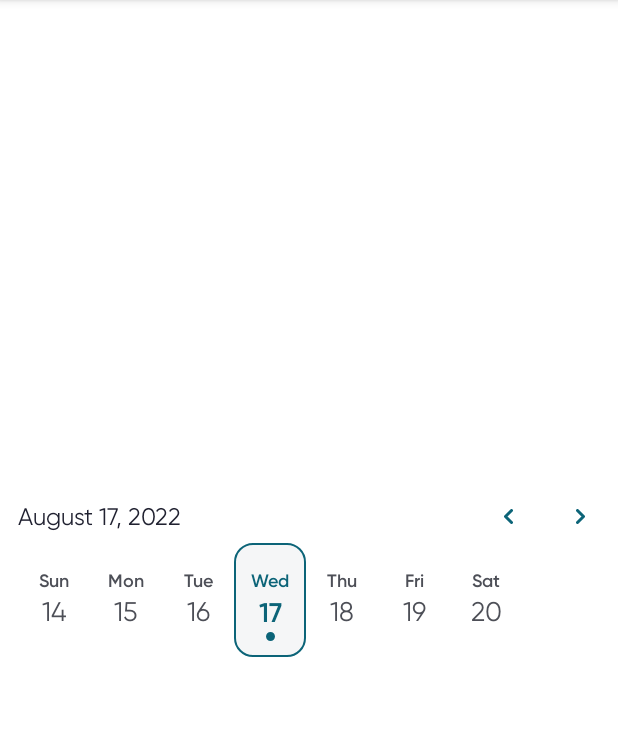
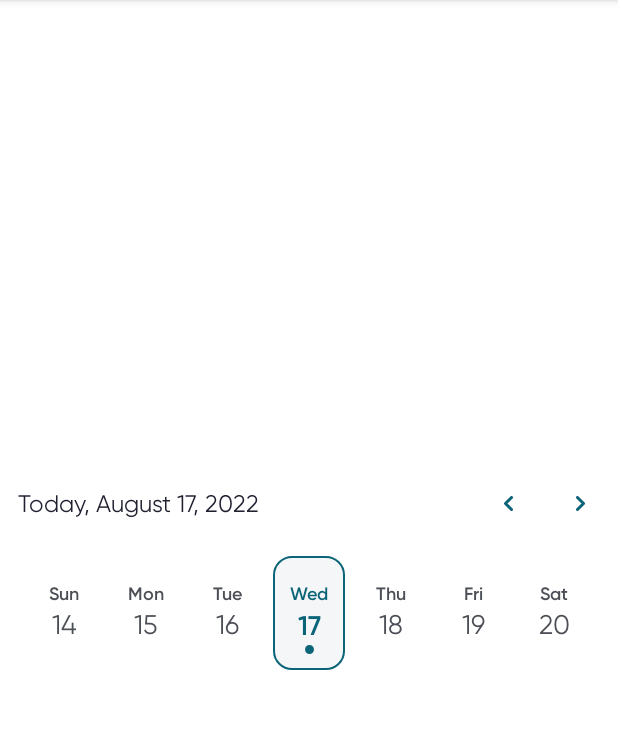
Before and after one commit to myDario/DarioWeekViewDatePicker, an Android app: the screen it shows after launch (MainActivity), on a phone screen of 412 x 824 dp, the part 84-813 px from its top. Run offline under Robolectric (Android 15) with nearby library versions, the phone set to English and light mode, and no system bars.

Commit message:
* Removing scrollview and centering days * Adding today button * Adding Today string to date (in case today selected) * Rename left/right arrows to resolve conflict in code

```diff
--- a/darioweekviewdatepicker/src/main/java/com/labstyle/darioweekviewdatepicker/DarioWeekViewDatePicker.kt
+++ b/darioweekviewdatepicker/src/main/java/com/labstyle/darioweekviewdatepicker/DarioWeekViewDatePicker.kt
@@ -1,10 +1,10 @@
 package com.labstyle.darioweekviewdatepicker
 
 import android.content.Context
+import android.text.SpannableString
+import android.text.style.UnderlineSpan
 import android.util.AttributeSet
-import android.util.Log
 import android.view.View
-import android.widget.ImageButton
 import android.widget.ImageView
 import android.widget.TextView
 import androidx.appcompat.widget.AppCompatImageButton
@@ -54,6 +54,7 @@ class DarioWeekViewDatePicker @JvmOverloads constructor(
     private val selectedDayText: TextView
     private val leftArrow: AppCompatImageButton
     private val rightArrow: AppCompatImageButton
+    private val todayText: TextView
 
     private val shortWeekdays = DateFormatSymbols(Locale.getDefault()).shortWeekdays
     var selectedDate = Date(System.currentTimeMillis())
@@ -67,6 +68,7 @@ class DarioWeekViewDatePicker @JvmOverloads constructor(
         leftArrow = findViewById(R.id.arrowLeft)
         rightArrow = findViewById(R.id.arrowRight)
         selectedDayText = findViewById(R.id.selectedDayText)
+        todayText = findViewById(R.id.textViewToday)
         weekdayTextViews.addAll(listOf(
             findViewById(R.id.weekdayText1),
             findViewById(R.id.weekdayText2),
@@ -116,19 +118,33 @@ class DarioWeekViewDatePicker @JvmOverloads constructor(
             }
         }
 
-        // handle arrows clicks
+        val mSpannableString = SpannableString(context.getString(R.string.today))
+        mSpannableString.setSpan(UnderlineSpan(), 0, mSpannableString.length, 0)
+        todayText.text = mSpannableString
+
+
+        // handle clicks
         rightArrow.setOnClickListener { addDays(7) }
         leftArrow.setOnClickListener { addDays(-7) }
+        todayText.setOnClickListener { setToday() }
 
         setSelection(selectedDate)
     }
 
-    fun setSelection(date: Date) {
+    private fun setSelection(date: Date) {
         selectedDate = date
 
         // update long text for selected day
         val dateFormat = DateFormat.getDateInstance(DateFormat.LONG, Locale.getDefault())
-        selectedDayText.text = dateFormat.format(selectedDate)
+
+        if (isToday(date)) {
+            todayText.visibility = View.GONE
+            selectedDayText.text = context.getString(R.string.today_date, dateFormat.format(selectedDate))
+        }
+        else {
+            todayText.visibility = View.VISIBLE
+            selectedDayText.text = dateFormat.format(selectedDate)
+        }
 
         // index of selected day of week
         val cal = Calendar.getInstance()
@@ -198,4 +214,6 @@ class DarioWeekViewDatePicker @JvmOverloads constructor(
         cal.add(Calendar.DATE, days)
         setSelection(cal.time)
     }
+
+    private fun setToday() = setSelection(Calendar.getInstance().time)
 }
--- a/darioweekviewdatepicker/src/main/res/layout/weekview_datepicker.xml
+++ b/darioweekviewdatepicker/src/main/res/layout/weekview_datepicker.xml
@@ -21,7 +21,7 @@
         android:layout_width="wrap_content"
         android:layout_height="wrap_content"
         android:padding="10dp"
-        android:src="@drawable/ic_chevron_left"
+        android:src="@drawable/ic_weekday_chevron_left"
         android:background="?attr/selectableItemBackgroundBorderless"
         android:layout_marginEnd="22dp"
         app:layout_constraintEnd_toStartOf="@+id/arrowRight"
@@ -32,7 +32,7 @@
         android:layout_width="wrap_content"
         android:layout_height="wrap_content"
         android:padding="10dp"
-        android:src="@drawable/ic_chevron_right"
+        android:src="@drawable/ic_weekday_chevron_right"
         android:background="?attr/selectableItemBackgroundBorderless"
         app:layout_constraintEnd_toEndOf="parent"
         app:layout_constraintTop_toTopOf="@+id/selectedDayText"
@@ -45,299 +45,335 @@
         app:barrierDirection="bottom"
         app:constraint_referenced_ids="arrowLeft,arrowRight,selectedDayText"/>
 
-    <HorizontalScrollView
-        android:id="@+id/scrollDays"
+    <androidx.constraintlayout.widget.ConstraintLayout
+        android:id="@+id/daysContainer"
         android:layout_width="0dp"
         android:layout_height="wrap_content"
-        android:scrollbars="none"
+        android:layout_marginTop="20dp"
+        app:layout_constraintEnd_toEndOf="parent"
         app:layout_constraintStart_toStartOf="parent"
-        app:layout_constraintEnd_toEndOf="parent"
-        app:layout_constraintTop_toBottomOf="@+id/barrierTop">
-        <androidx.constraintlayout.widget.ConstraintLayout
-            android:id="@+id/daysContainer"
-            android:layout_width="wrap_content"
-            android:layout_height="wrap_content">
+        app:layout_constraintTop_toBottomOf="@+id/arrowLeft">
+
         <androidx.constraintlayout.widget.ConstraintLayout
             android:id="@+id/block1"
             android:layout_width="@dimen/day_block_width"
             android:layout_height="@dimen/day_block_height"
             android:background="@android:color/transparent"
-                app:layout_constraintTop_toTopOf="parent"
             app:layout_constraintBottom_toBottomOf="parent"
+            app:layout_constraintEnd_toStartOf="@+id/block2"
             app:layout_constraintStart_toStartOf="parent"
-                app:layout_constraintEnd_toStartOf="@+id/block2">
+            app:layout_constraintTop_toTopOf="parent">
+
             <TextView
                 android:id="@+id/weekdayText1"
                 style="@style/WeekDayTopText"
                 android:layout_width="wrap_content"
                 android:layout_height="wrap_content"
-                    tools:text="Sun"
                 android:layout_marginTop="@dimen/weekday_text_margin_top"
+                app:layout_constraintEnd_toEndOf="parent"
                 app:layout_constraintStart_toStartOf="parent"
-                    app:layout_constraintEnd_toEndOf="parent"
-                    app:layout_constraintTop_toTopOf="parent"/>
+                app:layout_constraintTop_toTopOf="parent"
+                tools:text="Sun" />
+
             <TextView
                 android:id="@+id/weekdayNumber1"
                 style="@style/WeekDayTopNumber"
                 android:layout_width="wrap_content"
                 android:layout_height="wrap_content"
-                    tools:text="5"
                 android:layout_marginTop="@dimen/weekday_number_margin_top"
+                app:layout_constraintEnd_toEndOf="parent"
                 app:layout_constraintStart_toStartOf="parent"
-                    app:layout_constraintEnd_toEndOf="parent"
-                    app:layout_constraintTop_toBottomOf="@+id/weekdayText1"/>
+                app:layout_constraintTop_toBottomOf="@+id/weekdayText1"
+                tools:text="5" />
+
             <ImageView
                 android:id="@+id/todayDot1"
-                    tools:visibility="gone"
                 android:layout_width="wrap_content"
                 android:layout_height="wrap_content"
                 android:layout_marginTop="@dimen/weekday_number_margin_top"
                 android:src="@drawable/ic_select_weekday_dot"
+                app:layout_constraintEnd_toEndOf="parent"
                 app:layout_constraintStart_toStartOf="parent"
-                    app:layout_constraintEnd_toEndOf="parent"
-                    app:layout_constraintTop_toBottomOf="@+id/weekdayNumber1" />
+                app:layout_constraintTop_toBottomOf="@+id/weekdayNumber1"
+                tools:visibility="gone" />
         </androidx.constraintlayout.widget.ConstraintLayout>
+
         <androidx.constraintlayout.widget.ConstraintLayout
             android:id="@+id/block2"
             android:layout_width="@dimen/day_block_width"
             android:layout_height="@dimen/day_block_height"
             android:background="@drawable/selected_day_bg"
-                app:layout_constraintTop_toTopOf="parent"
             app:layout_constraintBottom_toBottomOf="parent"
+            app:layout_constraintEnd_toStartOf="@+id/block3"
             app:layout_constraintStart_toEndOf="@+id/block1"
-                app:layout_constraintEnd_toStartOf="@+id/block3">
+            app:layout_constraintTop_toTopOf="parent">
+
             <TextView
                 android:id="@+id/weekdayText2"
                 style="@style/WeekDayTopTextSelected"
                 android:layout_width="wrap_content"
                 android:layout_height="wrap_content"
-                    tools:text="Mon"
                 android:layout_marginTop="@dimen/weekday_text_margin_top"
+                app:layout_constraintEnd_toEndOf="parent"
                 app:layout_constraintStart_toStartOf="parent"
-                    app:layout_constraintEnd_toEndOf="parent"
-                    app:layout_constraintTop_toTopOf="parent"/>
+                app:layout_constraintTop_toTopOf="parent"
+                tools:text="Mon" />
+
             <TextView
                 android:id="@+id/weekdayNumber2"
                 style="@style/WeekDayTopNumberSelected"
                 android:layout_width="wrap_content"
                 android:layout_height="wrap_content"
-                    tools:text="6"
                 android:layout_marginTop="@dimen/weekday_number_margin_top"
+                app:layout_constraintEnd_toEndOf="parent"
                 app:layout_constraintStart_toStartOf="parent"
-                    app:layout_constraintEnd_toEndOf="parent"
-                    app:layout_constraintTop_toBottomOf="@+id/weekdayText2"/>
+                app:layout_constraintTop_toBottomOf="@+id/weekdayText2"
+                tools:text="6" />
+
             <ImageView
                 android:id="@+id/todayDot2"
-                    tools:visibility="visible"
                 android:layout_width="wrap_content"
                 android:layout_height="wrap_content"
                 android:layout_marginTop="@dimen/weekday_number_margin_top"
                 android:src="@drawable/ic_select_weekday_dot"
+                app:layout_constraintEnd_toEndOf="parent"
                 app:layout_constraintStart_toStartOf="parent"
-                    app:layout_constraintEnd_toEndOf="parent"
-                    app:layout_constraintTop_toBottomOf="@+id/weekdayNumber2" />
+                app:layout_constraintTop_toBottomOf="@+id/weekdayNumber2"
+                tools:visibility="visible" />
         </androidx.constraintlayout.widget.ConstraintLayout>
+
         <androidx.constraintlayout.widget.ConstraintLayout
             android:id="@+id/block3"
             android:layout_width="@dimen/day_block_width"
             android:layout_height="@dimen/day_block_height"
             android:background="@android:color/transparent"
-                app:layout_constraintTop_toTopOf="parent"
             app:layout_constraintBottom_toBottomOf="parent"
+            app:layout_constraintEnd_toStartOf="@+id/block4"
             app:layout_constraintStart_toEndOf="@+id/block2"
-                app:layout_constraintEnd_toStartOf="@+id/block4">
+            app:layout_constraintTop_toTopOf="parent">
+
             <TextView
                 android:id="@+id/weekdayText3"
                 style="@style/WeekDayTopText"
                 android:layout_width="wrap_content"
                 android:layout_height="wrap_content"
-                    tools:text="Tue"
                 android:layout_marginTop="@dimen/weekday_text_margin_top"
+                app:layout_constraintEnd_toEndOf="parent"
                 app:layout_constraintStart_toStartOf="parent"
-                    app:layout_constraintEnd_toEndOf="parent"
-                    app:layout_constraintTop_toTopOf="parent"/>
+                app:layout_constraintTop_toTopOf="parent"
+                tools:text="Tue" />
+
             <TextView
                 android:id="@+id/weekdayNumber3"
                 style="@style/WeekDayTopNumber"
                 android:layout_width="wrap_content"
                 android:layout_height="wrap_content"
-                    tools:text="7"
                 android:layout_marginTop="@dimen/weekday_number_margin_top"
+                app:layout_constraintEnd_toEndOf="parent"
                 app:layout_constraintStart_toStartOf="parent"
-                    app:layout_constraintEnd_toEndOf="parent"
-                    app:layout_constraintTop_toBottomOf="@+id/weekdayText3"/>
+                app:layout_constraintTop_toBottomOf="@+id/weekdayText3"
+                tools:text="7" />
+
             <ImageView
                 android:id="@+id/todayDot3"
-                    tools:visibility="gone"
                 android:layout_width="wrap_content"
                 android:layout_height="wrap_content"
                 android:layout_marginTop="@dimen/weekday_number_margin_top"
                 android:src="@drawable/ic_select_weekday_dot"
+                app:layout_constraintEnd_toEndOf="parent"
                 app:layout_constraintStart_toStartOf="parent"
-                    app:layout_constraintEnd_toEndOf="parent"
-                    app:layout_constraintTop_toBottomOf="@+id/weekdayNumber3" />
+                app:layout_constraintTop_toBottomOf="@+id/weekdayNumber3"
+                tools:visibility="gone" />
         </androidx.constraintlayout.widget.ConstraintLayout>
+
         <androidx.constraintlayout.widget.ConstraintLayout
             android:id="@+id/block4"
             android:layout_width="@dimen/day_block_width"
             android:layout_height="@dimen/day_block_height"
             android:background="@android:color/transparent"
-                app:layout_constraintTop_toTopOf="parent"
             app:layout_constraintBottom_toBottomOf="parent"
+            app:layout_constraintEnd_toStartOf="@+id/block5"
             app:layout_constraintStart_toEndOf="@+id/block3"
-                app:layout_constraintEnd_toStartOf="@+id/block5">
+            app:layout_constraintTop_toTopOf="parent">
+
             <TextView
                 android:id="@+id/weekdayText4"
                 style="@style/WeekDayTopText"
                 android:layout_width="wrap_content"
                 android:layout_height="wrap_content"
-                    tools:text="Wed"
                 android:layout_marginTop="@dimen/weekday_text_margin_top"
+                app:layout_constraintEnd_toEndOf="parent"
                 app:layout_constraintStart_toStartOf="parent"
-                    app:layout_constraintEnd_toEndOf="parent"
-                    app:layout_constraintTop_toTopOf="parent"/>
+                app:layout_constraintTop_toTopOf="parent"
+                tools:text="Wed" />
+
             <TextView
                 android:id="@+id/weekdayNumber4"
                 style="@style/WeekDayTopNumber"
                 android:layout_width="wrap_content"
                 android:layout_height="wrap_content"
-                    tools:text="8"
                 android:layout_marginTop="@dimen/weekday_number_margin_top"
+                app:layout_constraintEnd_toEndOf="parent"
                 app:layout_constraintStart_toStartOf="parent"
-                    app:layout_constraintEnd_toEndOf="parent"
-                    app:layout_constraintTop_toBottomOf="@+id/weekdayText4"/>
+                app:layout_constraintTop_toBottomOf="@+id/weekdayText4"
+                tools:text="8" />
+
             <ImageView
                 android:id="@+id/todayDot4"
-                    tools:visibility="gone"
                 android:layout_width="wrap_content"
                 android:layout_height="wrap_content"
                 android:layout_marginTop="@dimen/weekday_number_margin_top"
                 android:src="@drawable/ic_select_weekday_dot"
+                app:layout_constraintEnd_toEndOf="parent"
                 app:layout_constraintStart_toStartOf="parent"
-                    app:layout_constraintEnd_toEndOf="parent"
-                    app:layout_constraintTop_toBottomOf="@+id/weekdayNumber4" />
+                app:layout_constraintTop_toBottomOf="@+id/weekdayNumber4"
+                tools:visibility="gone" />
         </androidx.constraintlayout.widget.ConstraintLayout>
+
         <androidx.constraintlayout.widget.ConstraintLayout
             android:id="@+id/block5"
             android:layout_width="@dimen/day_block_width"
             android:layout_height="@dimen/day_block_height"
             android:background="@android:color/transparent"
-                app:layout_constraintTop_toTopOf="parent"
             app:layout_constraintBottom_toBottomOf="parent"
+            app:layout_constraintEnd_toStartOf="@+id/block6"
             app:layout_constraintStart_toEndOf="@+id/block4"
-                app:layout_constraintEnd_toStartOf="@+id/block6">
+            app:layout_constraintTop_toTopOf="parent">
+
             <TextView
                 android:id="@+id/weekdayText5"
                 style="@style/WeekDayTopText"
                 android:layout_width="wrap_content"
                 android:layout_height="wrap_content"
-                    tools:text="Thu"
                 android:layout_marginTop="@dimen/weekday_text_margin_top"
+                app:layout_constraintEnd_toEndOf="parent"
                 app:layout_constraintStart_toStartOf="parent"
-                    app:layout_constraintEnd_toEndOf="parent"
-                    app:layout_constraintTop_toTopOf="parent"/>
+                app:layout_constraintTop_toTopOf="parent"
+                tools:text="Thu" />
+
             <TextView
                 android:id="@+id/weekdayNumber5"
                 style="@style/WeekDayTopNumber"
                 android:layout_width="wrap_content"
                 android:layout_height="wrap_content"
-                    tools:text="9"
                 android:layout_marginTop="@dimen/weekday_number_margin_top"
+                app:layout_constraintEnd_toEndOf="parent"
                 app:layout_constraintStart_toStartOf="parent"
-                    app:layout_constraintEnd_toEndOf="parent"
-                    app:layout_constraintTop_toBottomOf="@+id/weekdayText5"/>
+                app:layout_constraintTop_toBottomOf="@+id/weekdayText5"
+                tools:text="9" />
+
             <ImageView
                 android:id="@+id/todayDot5"
-                    tools:visibility="gone"
                 android:layout_width="wrap_content"
                 android:layout_height="wrap_content"
                 android:layout_marginTop="@dimen/weekday_number_margin_top"
                 android:src="@drawable/ic_select_weekday_dot"
+                app:layout_constraintEnd_toEndOf="parent"
                 app:layout_constraintStart_toStartOf="parent"
-                    app:layout_constraintEnd_toEndOf="parent"
-                    app:layout_constraintTop_toBottomOf="@+id/weekdayNumber5" />
+                app:layout_constraintTop_toBottomOf="@+id/weekdayNumber5"
+                tools:visibility="gone" />
         </androidx.constraintlayout.widget.ConstraintLayout>
+
         <androidx.constraintlayout.widget.ConstraintLayout
             android:id="@+id/block6"
             android:layout_width="@dimen/day_block_width"
             android:layout_height="@dimen/day_block_height"
             android:background="@android:color/transparent"
-                app:layout_constraintTop_toTopOf="parent"
             app:layout_constraintBottom_toBottomOf="parent"
+            app:layout_constraintEnd_toStartOf="@+id/block7"
             app:layout_constraintStart_toEndOf="@+id/block5"
-                app:layout_constraintEnd_toStartOf="@+id/block7">
+            app:layout_constraintTop_toTopOf="parent">
+
             <TextView
                 android:id="@+id/weekdayText6"
                 style="@style/WeekDayTopText"
                 android:layout_width="wrap_content"
                 android:layout_height="wrap_content"
-                    tools:text="Fri"
                 android:layout_marginTop="@dimen/weekday_text_margin_top"
+                app:layout_constraintEnd_toEndOf="parent"
                 app:layout_constraintStart_toStartOf="parent"
-                    app:layout_constraintEnd_toEndOf="parent"
-                    app:layout_constraintTop_toTopOf="parent"/>
+                app:layout_constraintTop_toTopOf="parent"
+                tools:text="Fri" />
+
             <TextView
                 android:id="@+id/weekdayNumber6"
                 style="@style/WeekDayTopNumber"
                 android:layout_width="wrap_content"
                 android:layout_height="wrap_content"
-                    tools:text="10"
                 android:layout_marginTop="@dimen/weekday_number_margin_top"
+                app:layout_constraintEnd_toEndOf="parent"
                 app:layout_constraintStart_toStartOf="parent"
-                    app:layout_constraintEnd_toEndOf="parent"
-                    app:layout_constraintTop_toBottomOf="@+id/weekdayText6"/>
+                app:layout_constraintTop_toBottomOf="@+id/weekdayText6"
+                tools:text="10" />
+
             <ImageView
                 android:id="@+id/todayDot6"
-                    tools:visibility="gone"
                 android:layout_width="wrap_content"
                 android:layout_height="wrap_content"
                 android:layout_marginTop="@dimen/weekday_number_margin_top"
                 android:src="@drawable/ic_select_weekday_dot"
+                app:layout_constraintEnd_toEndOf="parent"
                 app:layout_constraintStart_toStartOf="parent"
-                    app:layout_constraintEnd_toEndOf="parent"
-                    app:layout_constraintTop_toBottomOf="@+id/weekdayNumber6" />
+                app:layout_constraintTop_toBottomOf="@+id/weekdayNumber6"
+                tools:visibility="gone" />
         </androidx.constraintlayout.widget.ConstraintLayout>
+
         <androidx.constraintlayout.widget.ConstraintLayout
             android:id="@+id/block7"
             android:layout_width="@dimen/day_block_width"
             android:layout_height="@dimen/day_block_height"
             android:background="@android:color/transparent"
-                app:layout_constraintTop_toTopOf="parent"
             app:layout_constraintBottom_toBottomOf="parent"
+            app:layout_constraintEnd_toEndOf="parent"
             app:layout_constraintStart_toEndOf="@+id/block6"
-                app:layout_constraintEnd_toEndOf="parent">
+            app:layout_constraintTop_toTopOf="parent">
+
             <TextView
                 android:id="@+id/weekdayText7"
                 style="@style/WeekDayTopText"
                 android:layout_width="wrap_content"
                 android:layout_height="wrap_content"
-                    tools:text="Sat"
                 android:layout_marginTop="@dimen/weekday_text_margin_top"
+                app:layout_constraintEnd_toEndOf="parent"
                 app:layout_constraintStart_toStartOf="parent"
-                    app:layout_constraintEnd_toEndOf="parent"
-                    app:layout_constraintTop_toTopOf="parent"/>
+                app:layout_constraintTop_toTopOf="parent"
+                tools:text="Sat" />
+
             <TextView
                 android:id="@+id/weekdayNumber7"
                 style="@style/WeekDayTopNumber"
                 android:layout_width="wrap_content"
                 android:layout_height="wrap_content"
-                    tools:text="11"
                 android:layout_marginTop="@dimen/weekday_number_margin_top"
+                app:layout_constraintEnd_toEndOf="parent"
                 app:layout_constraintStart_toStartOf="parent"
-                    app:layout_constraintEnd_toEndOf="parent"
-                    app:layout_constraintTop_toBottomOf="@+id/weekdayText7"/>
+                app:layout_constraintTop_toBottomOf="@+id/weekdayText7"
+                tools:text="11" />
+
             <ImageView
                 android:id="@+id/todayDot7"
-                    tools:visibility="gone"
                 android:layout_width="wrap_content"
                 android:layout_height="wrap_content"
                 android:layout_marginTop="@dimen/weekday_number_margin_top"
                 android:src="@drawable/ic_select_weekday_dot"
+                app:layout_constraintEnd_toEndOf="parent"
                 app:layout_constraintStart_toStartOf="parent"
-                    app:layout_constraintEnd_toEndOf="parent"
-                    app:layout_constraintTop_toBottomOf="@+id/weekdayNumber7" />
+                app:layout_constraintTop_toBottomOf="@+id/weekdayNumber7"
+                tools:visibility="gone" />
         </androidx.constraintlayout.widget.ConstraintLayout>
 
     </androidx.constraintlayout.widget.ConstraintLayout>
-    </HorizontalScrollView>
+
+    <TextView
+        android:id="@+id/textViewToday"
+        android:layout_width="wrap_content"
+        android:layout_height="wrap_content"
+        android:layout_marginEnd="23dp"
+        android:fontFamily="@font/gilroy_medium"
+        android:textColor="#0C6478"
+        android:textSize="16sp"
+        app:layout_constraintBottom_toBottomOf="@+id/arrowLeft"
+        app:layout_constraintEnd_toStartOf="@+id/arrowLeft"
+        app:layout_constraintTop_toTopOf="@+id/arrowLeft"
+        tools:text="Today" />
 </androidx.constraintlayout.widget.ConstraintLayout>
--- /dev/null
+++ b/darioweekviewdatepicker/src/main/res/values/strings.xml
@@ -0,0 +1,5 @@
+<?xml version="1.0" encoding="utf-8"?>
+<resources>
+    <string name="today_date">Today, %1$s</string>
+    <string name="today">Today</string>
+</resources>
```
Also changed, not shown: darioweekviewdatepicker/src/main/res/drawable/ic_weekday_chevron_left.xml (renamed from darioweekviewdatepicker/src/main/res/drawable/ic_chevron_left.xml), darioweekviewdatepicker/src/main/res/drawable/ic_weekday_chevron_right.xml (renamed from darioweekviewdatepicker/src/main/res/drawable/ic_chevron_right.xml), 1 other file. Lines whose indentation alone changed are shown as unchanged.
